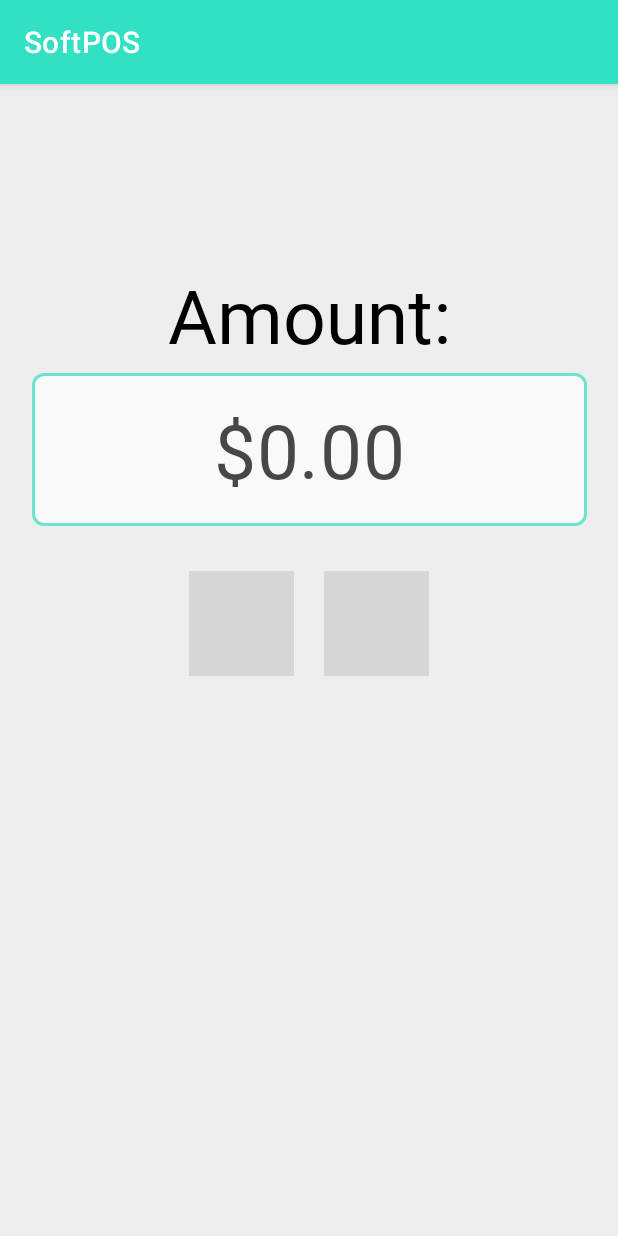
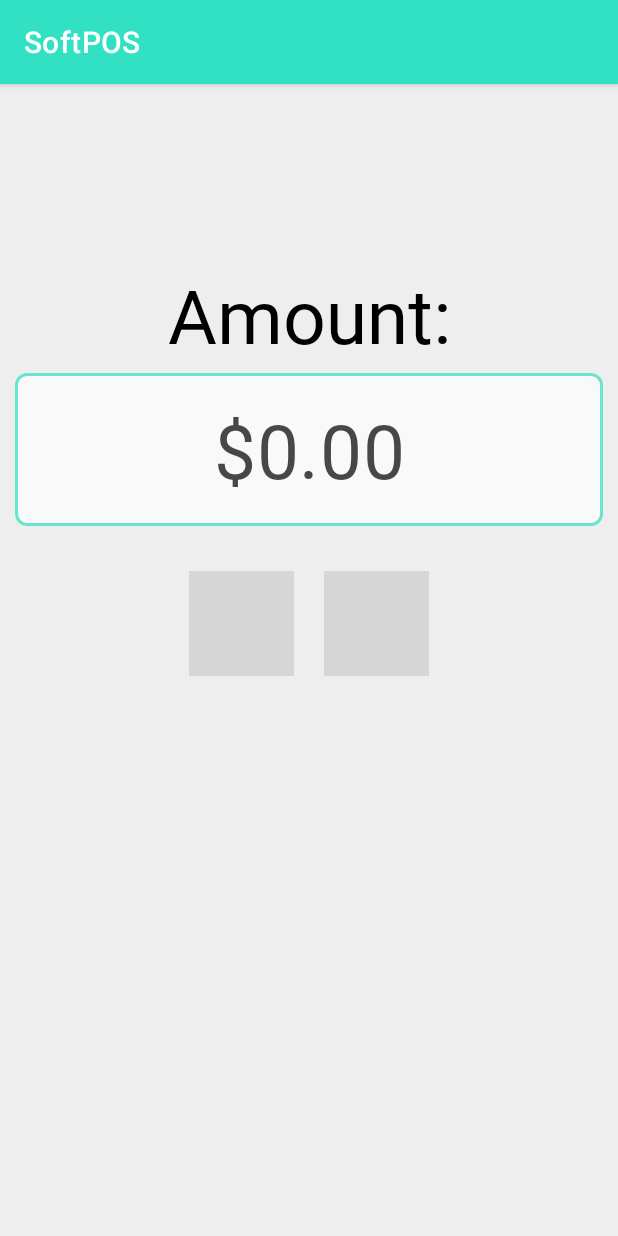
Before and after one commit to Solymanx7/SoftPOS, an Android app: the screen it shows after launch (MainActivity), on a phone screen of 412 x 824 dp. Run offline under Robolectric (Android 15) with nearby library versions, the phone set to English and light mode, and no system bars; grey boxes are pictures that could not be loaded.

Commit message:
File system and structure - Done + Created two folders data and ui + Created ViewModel for PaymentFragment to apply MVVM after creating model
UI Phase - Updated
* Main Screen - Adjusted fees edit text to show correctly on nexus 5 screen size

Logic Phase (Main Screen) - Done

```diff
--- a/app/build.gradle
+++ b/app/build.gradle
@@ -30,6 +30,9 @@ dependencies {
     implementation 'androidx.core:core-ktx:1.3.1'
     implementation 'androidx.appcompat:appcompat:1.2.0'
     implementation 'androidx.constraintlayout:constraintlayout:1.1.3'
+    implementation 'androidx.legacy:legacy-support-v4:1.0.0'
+    implementation 'androidx.lifecycle:lifecycle-extensions:2.1.0'
+    implementation 'androidx.lifecycle:lifecycle-viewmodel-ktx:2.1.0'
     testImplementation 'junit:junit:4.12'
     androidTestImplementation 'androidx.test.ext:junit:1.1.1'
     androidTestImplementation 'androidx.test.espresso:espresso-core:3.2.0'
--- a/app/src/main/AndroidManifest.xml
+++ b/app/src/main/AndroidManifest.xml
@@ -9,7 +9,7 @@
         android:roundIcon="@mipmap/ic_launcher_round"
         android:supportsRtl="true"
         android:theme="@style/AppTheme">
-        <activity android:name=".MainActivity"
+        <activity android:name=".ui.main.MainActivity"
             android:windowSoftInputMode="stateVisible">
             <intent-filter>
                 <action android:name="android.intent.action.MAIN" />
--- a/app/src/main/java/com/example/android/softpos/MainActivity.kt
+++ /dev/null
@@ -1,18 +0,0 @@
-package com.example.android.softpos
-
-import android.content.Context
-import android.os.Bundle
-import android.view.inputmethod.InputMethodManager
-import androidx.appcompat.app.AppCompatActivity
-import kotlinx.android.synthetic.main.activity_main.*
-
-
-class MainActivity : AppCompatActivity() {
-    override fun onCreate(savedInstanceState: Bundle?) {
-        super.onCreate(savedInstanceState)
-        setContentView(R.layout.activity_main)
-
-        fees_etv.requestFocus() // To request focus at activity startup, some custom keyboards doesn't respect "stateVisible"
-
-    }
-}
--- a/app/src/main/res/layout/activity_main.xml
+++ b/app/src/main/res/layout/activity_main.xml
@@ -5,14 +5,14 @@
     android:layout_width="match_parent"
     android:layout_height="match_parent"
     android:background="@color/Grey"
-    tools:context=".MainActivity">
+    tools:context=".ui.main.MainActivity">
 
     <TextView
         android:id="@+id/amount_tv"
         android:layout_width="wrap_content"
         android:layout_height="wrap_content"
         android:layout_marginTop="120dp"
-        android:text="@string/Amount"
+        android:text="@string/amount"
         android:textColor="@color/Black"
         android:textSize="50sp"
         app:fontFamily="@font/source_code_pro"
@@ -24,7 +24,7 @@
     <com.google.android.material.textfield.TextInputLayout
         android:id="@+id/fees_tiLayout"
         style="@style/Widget.MaterialComponents.TextInputLayout.OutlinedBox"
-        android:layout_width="wrap_content"
+        android:layout_width="match_parent"
         android:layout_height="wrap_content"
         app:boxBackgroundColor="@color/White"
         app:boxCornerRadiusBottomEnd="8dp"
@@ -37,15 +37,16 @@
         app:layout_constraintTop_toBottomOf="@id/amount_tv">
 
         <com.google.android.material.textfield.TextInputEditText
-            android:id="@+id/fees_etv"
-            android:layout_width="370dp"
+            android:id="@+id/fees_et"
+            android:layout_width="match_parent"
             android:layout_height="wrap_content"
             android:alpha="0.7"
+            android:layout_marginHorizontal="10dp"
             android:gravity="center_horizontal"
             android:inputType="numberDecimal"
-            android:maxLength="11"
-            android:text="@string/fees"
+            android:maxLength="10"
             android:textAlignment="center"
+            android:imeOptions="actionDone"
             android:textColor="@color/Black"
             android:textSize="50sp"
             app:fontFamily="@font/source_code_pro" />
--- a/app/src/main/res/values/strings.xml
+++ b/app/src/main/res/values/strings.xml
@@ -1,7 +1,7 @@
 <resources>
     <string name="app_name">SoftPOS</string>
-    <string name="Amount">Amount:</string>
-    <string name="fees">$0.00</string>
+    <string name="amount">Amount:</string>
+    <string name="fees_value">%1$s0.00</string>
     <string name="visa_icon_contentDescription">Visa icon</string>
     <string name="mastercard_icon_contentDescription">Mastercard icon</string>
 
```
Also changed, not shown: app/src/main/java/com/example/android/softpos/ui/main/MainActivity.kt (added, +161 -0 lines).
